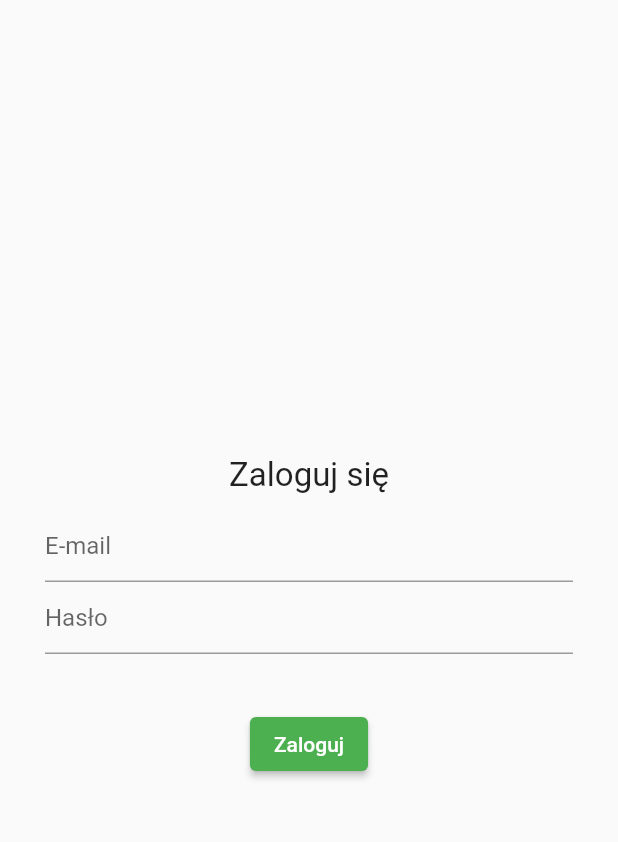
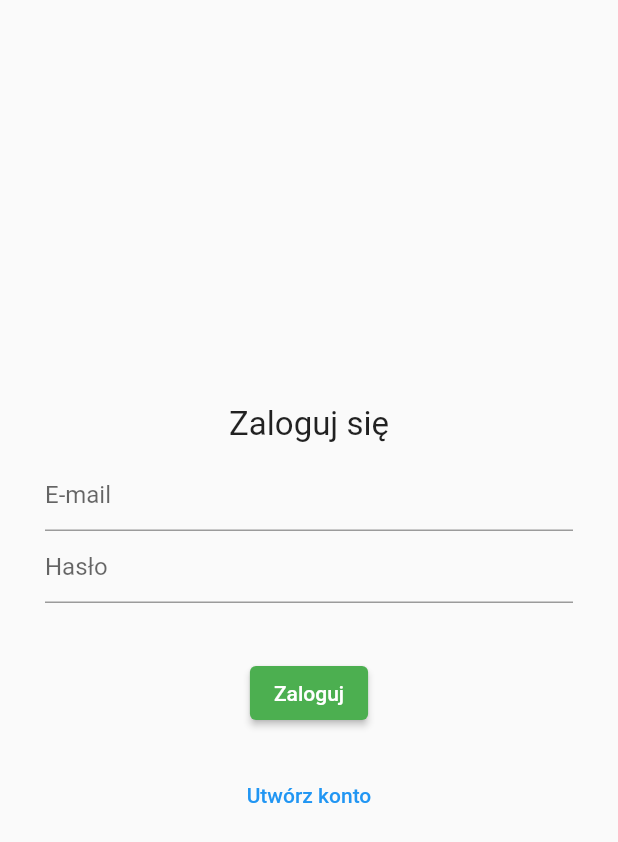
Before and after one commit to rafalpieczyk/najlepszy_kebab, a Flutter app: the screen it shows after launch, on a phone screen of 412 x 824 dp. Shown: the top 842 px of the screen. Run offline on Flutter 3.47's test engine with Material 2 defaults, Android fonts, the phone set to English and light mode, and no system bars; our stand-ins replace firebase_auth, firebase_core; accounts and stored records are empty.

Commit message:
add registration

```diff
--- a/lib/app/login/login_page.dart
+++ b/lib/app/login/login_page.dart
@@ -15,6 +15,7 @@ class LoginPage extends StatefulWidget {
 
 class _LoginPageState extends State<LoginPage> {
   var errorMessage = '';
+  var isCreatingAccount = false;
 
   @override
   Widget build(BuildContext context) {
@@ -25,9 +26,9 @@ class _LoginPageState extends State<LoginPage> {
           child: Column(
             mainAxisAlignment: MainAxisAlignment.center,
             children: [
-              const Text(
-                'Zaloguj się',
-                style: TextStyle(fontSize: 22),
+              Text(
+                isCreatingAccount == true ? 'Zarejestruj się' : 'Zaloguj się',
+                style: const TextStyle(fontSize: 22),
               ),
               const SizedBox(
                 height: 10,
@@ -53,6 +54,20 @@ class _LoginPageState extends State<LoginPage> {
                   backgroundColor: Colors.green,
                 ),
                 onPressed: () async {
+                  if (isCreatingAccount == true) {
+                    // rejestracja
+                    try {
+                      await FirebaseAuth.instance
+                          .createUserWithEmailAndPassword(
+                              email: widget.emailController.text,
+                              password: widget.passwordController.text);
+                    } catch (error) {
+                      setState(() {
+                        errorMessage = 'E-mail lub hasło nieprawidłowe';
+                      });
+                    }
+                  } else {
+                    // logowanie
                     try {
                       await FirebaseAuth.instance.signInWithEmailAndPassword(
                           email: widget.emailController.text,
@@ -62,8 +77,31 @@ class _LoginPageState extends State<LoginPage> {
                         errorMessage = 'E-mail lub hasło nieprawidłowe';
                       });
                     }
+                  }
                 },
-                child: const Text('Zaloguj'),
+                child:
+                    Text(isCreatingAccount == true ? 'Zarejestruj' : 'Zaloguj'),
+              ),
+              const SizedBox(
+                height: 20,
+              ),
+              TextButton(
+                onPressed: (() {
+                  if (isCreatingAccount == true) {
+                    setState(() {
+                      isCreatingAccount = false;
+                    });
+                  } else {
+                    setState(() {
+                      isCreatingAccount = true;
+                    });
+                  }
+                }),
+                child: Text(
+                  isCreatingAccount == true
+                      ? 'Zaloguj się na instniejące konto'
+                      : 'Utwórz konto',
+                ),
               ),
             ],
           ),
```
Lines whose indentation alone changed are shown as unchanged.
